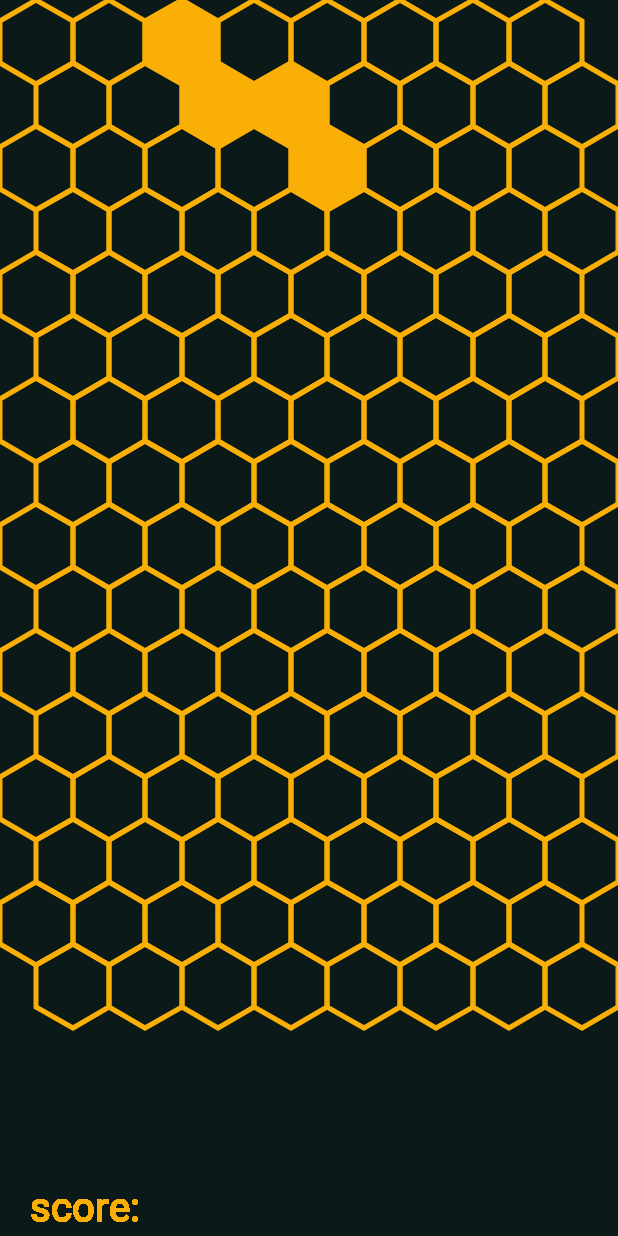
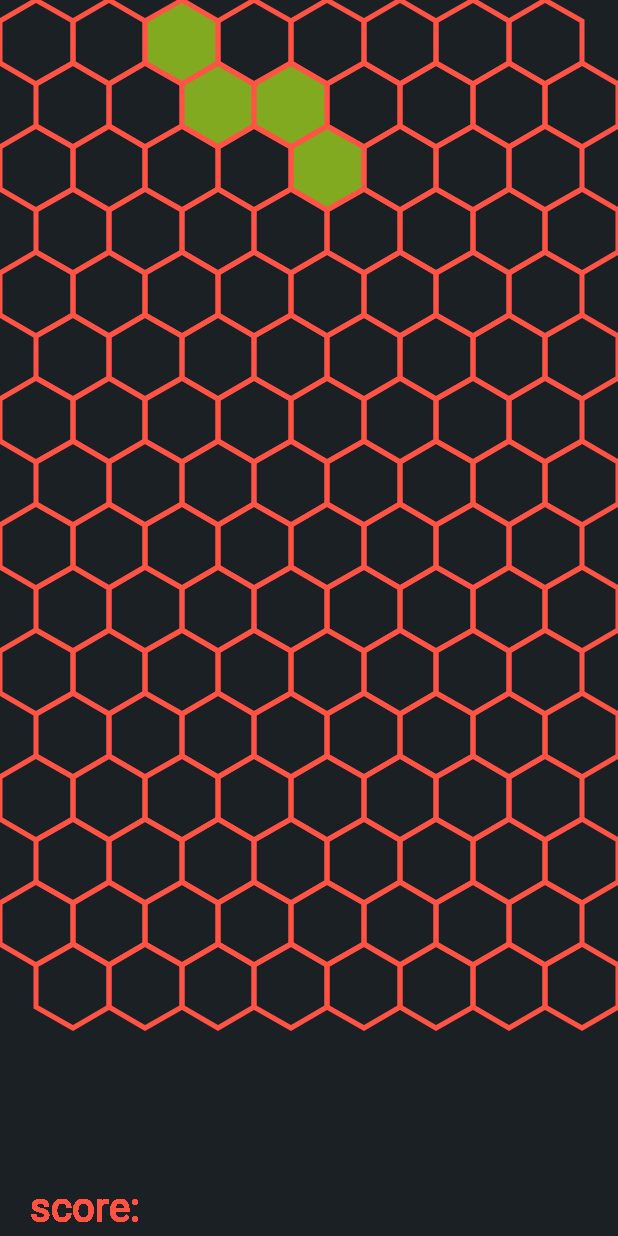
Before and after one commit to stakenschneider/HexTetris, an Android app: the GamePlay screen opened directly, with no data from a screen before it, on a phone screen of 412 x 824 dp. Run offline under Robolectric (Android 15) with nearby library versions, the phone set to English and light mode, and no system bars.

Commit message:
очередной коммит позлить Тимура

```diff
--- a/app/src/main/java/com/example/masha/tetris/Main.java
+++ b/app/src/main/java/com/example/masha/tetris/Main.java
@@ -8,6 +8,7 @@ import android.os.Bundle;
 import android.util.DisplayMetrics;
 import android.view.Display;
 import android.view.View;
+import android.widget.Toast;
 
 import service.MyService;
 
@@ -58,8 +59,7 @@ public class Main extends AppCompatActivity implements View.OnClickListener {
                 break;
 
             case R.id.bttnTutorial:
-                intent = new Intent (this, GamePlay.class);
-                startActivity(intent);
+                Toast.makeText(this, "Может когда-нибудь потом", Toast.LENGTH_SHORT).show();
                 break;
 
             case R.id.bttnSettings:
--- a/app/src/main/java/draw/DrawGrid.java
+++ b/app/src/main/java/draw/DrawGrid.java
@@ -6,6 +6,7 @@ import android.graphics.Canvas;
 import android.graphics.Paint.Style;
 import android.graphics.Color;
 
+import java.io.IOException;
 import java.util.List;
 import java.util.Set;
 
@@ -40,13 +41,16 @@ public class DrawGrid {
     private HexagonOrientation orientation = DEFAULT_ORIENTATION;
     private HexagonalGridLayout hexagonGridLayout = DEFAULT_GRID_LAYOUT;
     private int gridWidth = width , gridHeight = height;
+    double radius;
     NormalPack pack;
-    double radius;
+
 
     public DrawGrid () {
 
         if (gridHeight == 0) gridHeight = 15; //эти строчки надо удалить когда разберусь с preferen и переходами между activity
+        // (в жопу разбираться с preferen оставим так)
         if (gridWidth == 0) gridWidth = 8;
+
         radius = radGame();
 
         try {
@@ -95,52 +99,57 @@ public class DrawGrid {
                 controller.moveLeft(hexagonalGrid);
                 break;
         }
+
         if (hexagonalGrid.getHexagonStorage().isEmpty())  // если фигура залочилась, достаем следующую
-        {
             pack.getFigure(gridWidth);
+
+
+        canvas.drawColor(Color.parseColor("#1B2024"));
+
+        for (AxialCoordinate axialCoordinate : hexagonalGrid.getHexagonStorage()) { //фигруа
+            int[] array = new int[12];
+            drawPoly(canvas, convertToPointsArr(hexagonalGrid.getByAxialCoordinate(axialCoordinate).get().getPoints(), array), "#81AA21", Style.FILL);
         }
 
-
-        canvas.drawRGB(11, 25, 25);
-        for (Hexagon hexagon : hexagonalGrid.getHexagons()) {//сетка
-            int[] array = new int[12];
-            drawPoly(canvas, convertToPointsArr(hexagon.getPoints(), array), 250, 175 ,  6, Style.STROKE);
-        }
-        for (AxialCoordinate axialCoordinate : hexagonalGrid.getHexagonStorage()) {
-            int[] array = new int[12];
-            drawPoly(canvas, convertToPointsArr(hexagonalGrid.getByAxialCoordinate(axialCoordinate).get().getPoints(), array), 250, 175, 6, Style.FILL); //фигруа
-        }
         Set <AxialCoordinate> coordinates = hexagonalGrid.getLockedHexagons().keySet();
-        for (AxialCoordinate coordinate: coordinates)
+        for (AxialCoordinate coordinate: coordinates) //залоченные фигуры
         {
             int[] array = new int[12];
-            drawPoly(canvas, convertToPointsArr(hexagonalGrid.getByAxialCoordinate(coordinate).get().getPoints(), array),  233,219,  193, Style.FILL_AND_STROKE);
+            drawPoly(canvas, convertToPointsArr(hexagonalGrid.getByAxialCoordinate(coordinate).get().getPoints(), array),  "#FF5346", Style.FILL);
+        }
+
+        for (Hexagon hexagon : hexagonalGrid.getHexagons()) { //сетка
+            int[] array = new int[12];
+            drawPoly(canvas, convertToPointsArr(hexagon.getPoints(), array), "#FF5346", Style.STROKE);
         }
 
     }
 
 
-
-    private void drawPoly(Canvas canvas, int[] array, int color, int color2 , int color3,  Style style) {
+    private void drawPoly(Canvas canvas, int[] array, String color,  Style style) {
 
         if (array.length < 12)
             return;
 
         Paint p = new Paint();
-        p.setColor(Color.rgb(color, color2, color3));
+
+        p.setColor(Color.parseColor(color));
         p.setStyle(style);
-        if (gridWidth > 15) {
+
+        if (gridWidth > 15)
             p.setStrokeWidth(2);
-        }else if (gridWidth>30)p.setStrokeWidth(1); else p.setStrokeWidth(5);
+        else if (gridWidth>30)p.setStrokeWidth(1);
+        else p.setStrokeWidth(5);
 
         Path polyPath = new Path();
-        polyPath.moveTo(array[0], array[1]); //первая точка
+        polyPath.moveTo(array[0], array[1]);
 
         for (int i = 0; i < 12;  i=i+2 )
             polyPath.lineTo(array[i], array[i+1]);
 
         polyPath.lineTo(array[0], array[1]);
         canvas.drawPath(polyPath, p);
+
         p.setStrokeWidth(1);
         p.setStyle(Style.FILL_AND_STROKE);
         p.setTextSize(40);
--- a/app/src/main/java/draw/NormalPack.java
+++ b/app/src/main/java/draw/NormalPack.java
@@ -17,6 +17,7 @@ public class NormalPack {
     private ArrayList<Hexagon> figure2;
     private ArrayList<Hexagon> figure3;
     private ArrayList<Hexagon> figure4;
+
     ArrayList <ArrayList<Hexagon>> pack = new ArrayList<ArrayList<Hexagon>>();
     private AxialCoordinate ax1;
     private AxialCoordinate ax2;
--- a/app/src/main/res/values/colors.xml
+++ b/app/src/main/res/values/colors.xml
@@ -1,29 +1,7 @@
 <?xml version="1.0" encoding="utf-8"?>
 <resources>
-
-    <color name="darkGreen">#022525</color>
-    <color name="lightGeen">#03554F</color>
-    <color name="bej">#E9DBAE</color>
-    <color name="yell">#FAAF06</color>
-    <color name="darkGreen2">#0B1919</color>
-
-
-
-    <color name="th2_1">#242A30</color>
-    <color name="th2_2">#3F3F46</color>
-    <color name="th2_3">#67696C</color>
-    <color name="th2_4">#A29587</color>
-    <color name="th2_5">#C3B19E</color>
-
-
-    <color name="th3_dbl">#0A1A27</color>
-    <color name="th3_bl">#5D989B</color>
-    <color name="th3_dg">#BDCEC8</color>
-    <color name="th3_lg">#DBE4D3</color>
-    <color name="th3_wh">#F8EED3</color>
-    <color name="foreground_material_light">#d61919</color>
-
-    <color name="bg">#000000</color>
-
-
+    <color name="yell">#FF5346</color>
+    <color name="lightRed">#8B5346</color>
+    <color name="lightGeen">#8EC7D2</color>
+    <color name="darkGreen">#1B2024</color>
 </resources>
--- a/app/src/main/res/values/styles.xml
+++ b/app/src/main/res/values/styles.xml
@@ -13,7 +13,7 @@
 
     <style name="Theme.MyTransparent" parent="android:Theme">
         <item name="android:windowIsTranslucent">true</item>
-        <item name="android:windowBackground">@color/bg</item>
+        <item name="android:windowBackground">@color/darkGreen</item>
         <item name="android:windowContentOverlay">@null</item>
         <item name="android:windowNoTitle">true</item>
         <item name="android:windowIsFloating">true</item>
```
Also changed, not shown: app/src/main/java/com/example/masha/tetris/Controller.java (+8 -7 lines), app/src/main/java/com/example/masha/tetris/Settings.java (+13 -2 lines), app/src/main/res/layout/activity_settings.xml (+6 -3 lines).
